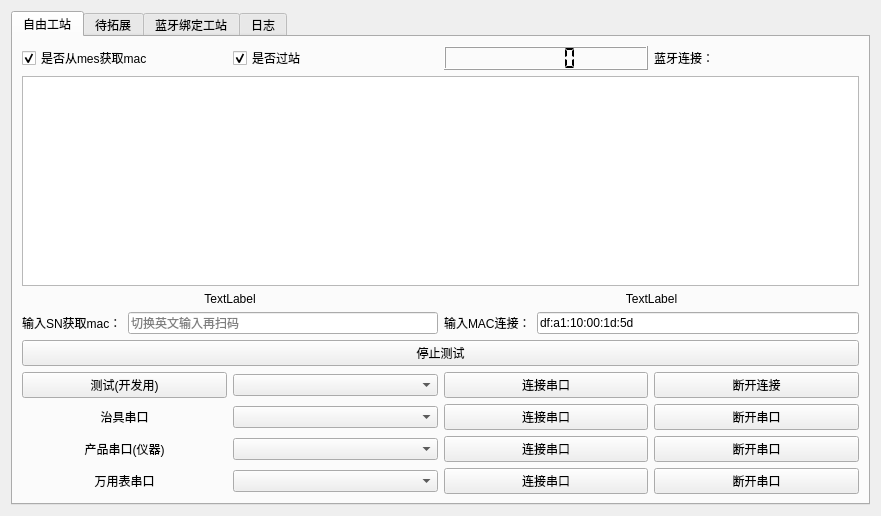
Before: the Qt Designer form work_station/freework/qfreework.ui in yuhuang163/test, drawn with Qt 5.
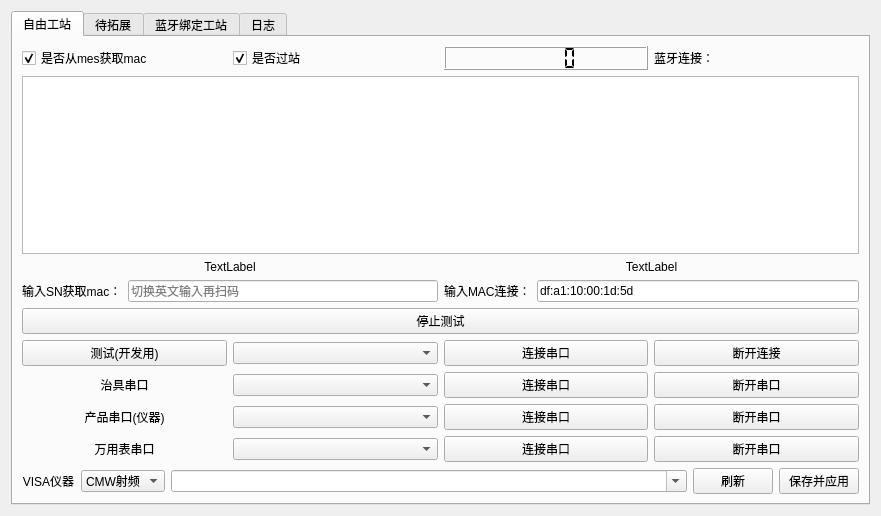
After: the same form once the commit is applied.

Commit message: 新增visa地址界面配置   协议层重构方案确定

```diff
--- a/work_station/freework/qfreework.ui
+++ b/work_station/freework/qfreework.ui
@@ -345,6 +345,70 @@
             </item>
            </layout>
           </item>
+          <item>
+           <layout class="QHBoxLayout" name="horizontalLayout_visa">
+            <item>
+             <widget class="QLabel" name="label_visa">
+              <property name="text">
+               <string>&lt;html&gt;&lt;head/&gt;&lt;body&gt;&lt;p align=&quot;center&quot;&gt;VISA仪器&lt;/p&gt;&lt;/body&gt;&lt;/html&gt;</string>
+              </property>
+             </widget>
+            </item>
+            <item>
+             <widget class="QComboBox" name="visaDeviceRoleCombo">
+              <property name="toolTip">
+               <string>同一 VISA 口接 CMW 射频或程控电源；仅影响命令模板，地址在右侧填写。</string>
+              </property>
+              <item>
+               <property name="text">
+                <string>CMW射频</string>
+               </property>
+              </item>
+              <item>
+               <property name="text">
+                <string>程控电源</string>
+               </property>
+              </item>
+             </widget>
+            </item>
+            <item>
+             <widget class="QComboBox" name="visaAddressCombo">
+              <property name="editable">
+               <bool>true</bool>
+              </property>
+              <property name="sizePolicy">
+               <sizepolicy hsizetype="Expanding" vsizetype="Fixed">
+                <horstretch>1</horstretch>
+                <verstretch>0</verstretch>
+               </sizepolicy>
+              </property>
+              <property name="toolTip">
+               <string>VISA 地址（界面配置，不读 BlePer/CmwVisaAddress 与 VisaPower/VisaAddress）；下拉为本机已发现资源，可手输。</string>
+              </property>
+             </widget>
+            </item>
+            <item>
+             <widget class="QPushButton" name="visaRefreshButton">
+              <property name="toolTip">
+               <string>重新枚举本机 VISA 资源（?*INSTR）</string>
+              </property>
+              <property name="text">
+               <string>刷新</string>
+              </property>
+             </widget>
+            </item>
+            <item>
+             <widget class="QPushButton" name="visaApplyButton">
+              <property name="toolTip">
+               <string>按界面地址与用途应用 VISA 会话，并测试 *IDN?</string>
+              </property>
+              <property name="text">
+               <string>保存并应用</string>
+              </property>
+             </widget>
+            </item>
+           </layout>
+          </item>
          </layout>
         </item>
        </layout>
```
The commit also changes 11 other files.
